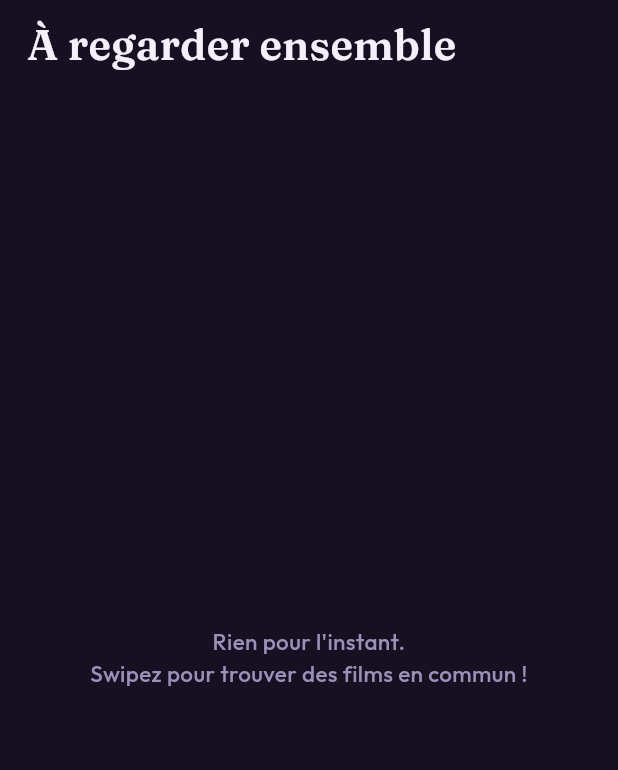
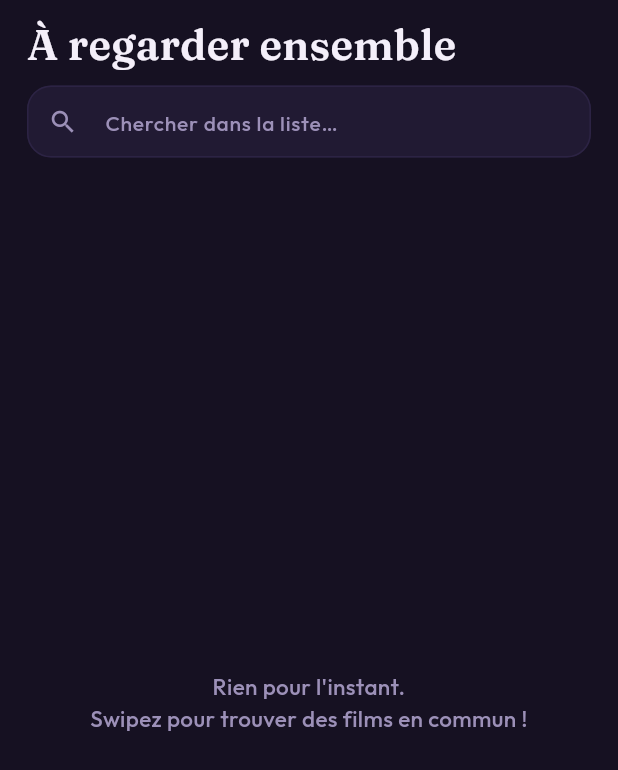
Before and after one commit to NicolasHuberty/duofilm-mobile, a Flutter app: the WatchlistScreen widget shown alone on an empty page, opened directly with empty values, on a phone screen of 412 x 824 dp. Shown: the top 770 px of the screen. Run offline on Flutter 3.47's test engine with Material 3 defaults, Android fonts, the phone set to English and light mode, and no system bars; our stand-ins replace google_fonts, share_plus, shared_preferences, supabase_flutter; accounts and stored records are empty; network calls fail.

Commit message:
feat: bouton coups de coeur dans Pour vous (meme verrouille), recherche dans la watchlist de groupe
Co-Authored-By: Claude Fable 5 <noreply@anthropic.com>
Claude-Session: https://claude.ai/code/session_01HNbCRsi4oijpB6L4hGVPQi

```diff
--- a/lib/main.dart
+++ b/lib/main.dart
@@ -973,6 +973,17 @@ class _ForYouScreenState extends State<ForYouScreen> {
               borderRadius: BorderRadius.circular(6),
               child: LinearProgressIndicator(value: pct / 100, minHeight: 8, backgroundColor: DF.muted, color: DF.secondary),
             ),
+            const SizedBox(height: 20),
+            OutlinedButton(
+              style: OutlinedButton.styleFrom(
+                  foregroundColor: DF.ink,
+                  side: const BorderSide(color: DF.muted),
+                  padding: const EdgeInsets.symmetric(horizontal: 18, vertical: 11),
+                  shape: RoundedRectangleBorder(borderRadius: BorderRadius.circular(14))),
+              onPressed: () => Navigator.push(
+                  context, MaterialPageRoute(builder: (_) => const LikedScreenPage())),
+              child: Text('❤ Mes coups de cœur', style: DF.sans(13, w: FontWeight.w700, c: DF.ink)),
+            ),
           ]),
         ),
       );
@@ -982,6 +993,21 @@ class _ForYouScreenState extends State<ForYouScreen> {
         padding: const EdgeInsets.fromLTRB(18, 12, 18, 8),
         child: Column(crossAxisAlignment: CrossAxisAlignment.start, children: [
           Text('RIEN QUE POUR VOUS', style: DF.sans(11, c: DF.secondary, w: FontWeight.w800)),
+          const SizedBox(height: 10),
+          SizedBox(
+            width: double.infinity,
+            child: OutlinedButton(
+              style: OutlinedButton.styleFrom(
+                  foregroundColor: DF.ink,
+                  side: const BorderSide(color: DF.muted),
+                  padding: const EdgeInsets.symmetric(vertical: 11),
+                  shape: RoundedRectangleBorder(borderRadius: BorderRadius.circular(14))),
+              onPressed: () => Navigator.push(
+                  context, MaterialPageRoute(builder: (_) => const LikedScreenPage())),
+              child: Text('❤ Mes coups de cœur — tous mes films likés',
+                  style: DF.sans(13, w: FontWeight.w700, c: DF.ink)),
+            ),
+          ),
           const SizedBox(height: 10),
           SegmentedControl(
             labels: _levels.map((e) => e.$1).toList(),
@@ -2090,9 +2116,14 @@ class WatchlistScreen extends StatefulWidget {
 class _WatchlistScreenState extends State<WatchlistScreen> {
   List<Map<String, dynamic>> _rows = [];
   bool _loading = true;
+  final _search = TextEditingController();
+  String _q = '';
 
   @override
   void initState() { super.initState(); _load(); }
+
+  @override
+  void dispose() { _search.dispose(); super.dispose(); }
 
   Future<void> _load() async {
     try {
@@ -2187,14 +2218,37 @@ class _WatchlistScreenState extends State<WatchlistScreen> {
   @override
   Widget build(BuildContext context) {
     if (_loading) return const Center(child: CircularProgressIndicator(color: DF.accent));
-    final unwatched = _rows.where((r) => r['watched'] != true).toList();
-    final watched = _rows.where((r) => r['watched'] == true).toList();
+    bool match(Map<String, dynamic> r) {
+      if (_q.isEmpty) return true;
+      final m = _movie(r);
+      return ('${m.titleFr ?? ''} ${m.title}').toLowerCase().contains(_q);
+    }
+    final unwatched = _rows.where((r) => r['watched'] != true && match(r)).toList();
+    final watched = _rows.where((r) => r['watched'] == true && match(r)).toList();
     return Column(crossAxisAlignment: CrossAxisAlignment.start, children: [
       Padding(
         padding: const EdgeInsets.fromLTRB(18, 14, 18, 8),
         child: Column(crossAxisAlignment: CrossAxisAlignment.start, children: [
           Text('À regarder ensemble', style: DF.serif(28)),
-          if (unwatched.length >= 2) ...[
+          const SizedBox(height: 12),
+          TextField(
+            controller: _search,
+            onChanged: (v) => setState(() => _q = v.trim().toLowerCase()),
+            style: DF.sans(15),
+            decoration: InputDecoration(
+              hintText: 'Chercher dans la liste…',
+              hintStyle: DF.sans(14, c: DF.inkSoft),
+              prefixIcon: const Icon(Icons.search, color: DF.inkSoft, size: 20),
+              filled: true,
+              fillColor: DF.surface,
+              contentPadding: const EdgeInsets.symmetric(vertical: 0),
+              enabledBorder: OutlineInputBorder(
+                  borderRadius: BorderRadius.circular(16), borderSide: const BorderSide(color: DF.muted)),
+              focusedBorder: OutlineInputBorder(
+                  borderRadius: BorderRadius.circular(16), borderSide: const BorderSide(color: DF.accent, width: 2)),
+            ),
+          ),
+          if (_q.isEmpty && unwatched.length >= 2) ...[
             const SizedBox(height: 12),
             PrimaryButton(
                 label: '🎲 On regarde quoi ce soir ?',
```
